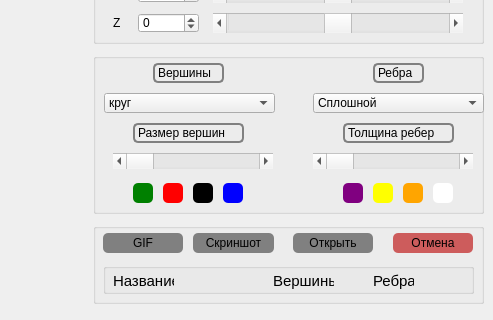
Above: src/front/mainwindow.ui from fatkheev/3DViewer before the change; both pictures show x 567 to 1060 and y 377 to 697 of the 1060 by 697 pixel window. Below: the same form after it.
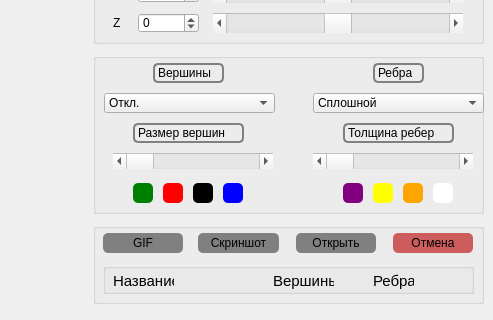
That is the form after the change. Custom widgets are drawn as their Qt base class.

Patch:
```diff
--- a/src/front/mainwindow.ui
+++ b/src/front/mainwindow.ui
@@ -418,7 +418,7 @@
      </property>
      <item>
       <property name="text">
-       <string>круг</string>
+       <string>Откл.</string>
       </property>
      </item>
      <item>
@@ -1234,7 +1234,7 @@
     <widget class="QPushButton" name="screenshot">
      <property name="geometry">
       <rect>
-       <x>100</x>
+       <x>105</x>
        <y>10</y>
        <width>81</width>
        <height>20</height>
@@ -1284,7 +1284,7 @@
     <widget class="QPushButton" name="open_file">
      <property name="geometry">
       <rect>
-       <x>200</x>
+       <x>203</x>
        <y>10</y>
        <width>80</width>
        <height>20</height>
```
Left out of the diff: 36 changed lines with no effect on the pictures.
